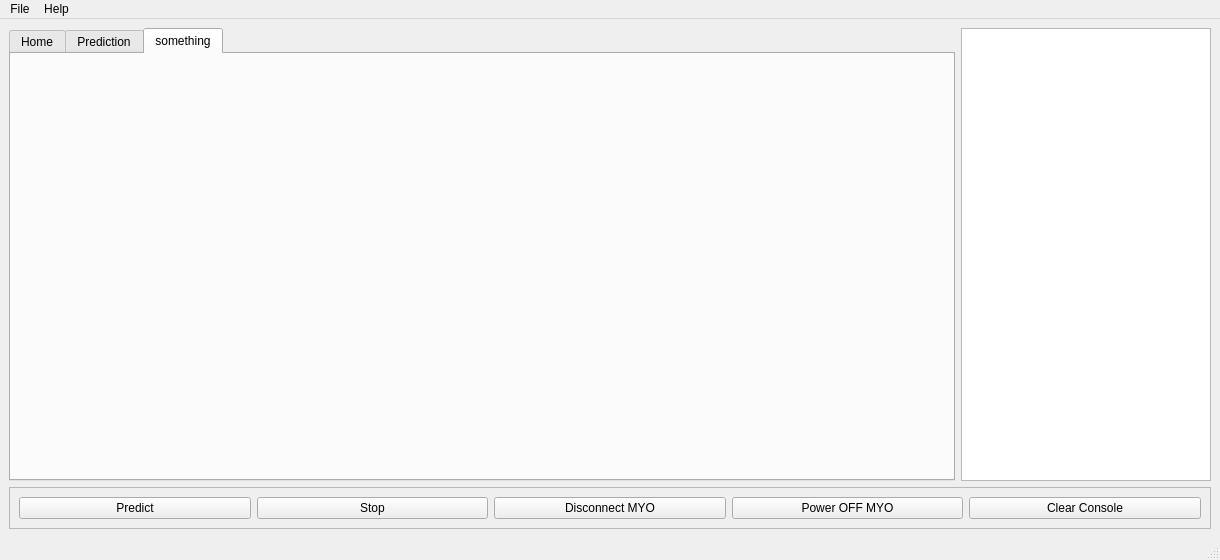
First picture: the form in GP.ui, repository hananabilabd/Computer-Vision-and-Neural-Machine-Interface-for-Upper-Limb-Prostheses, before the edit.
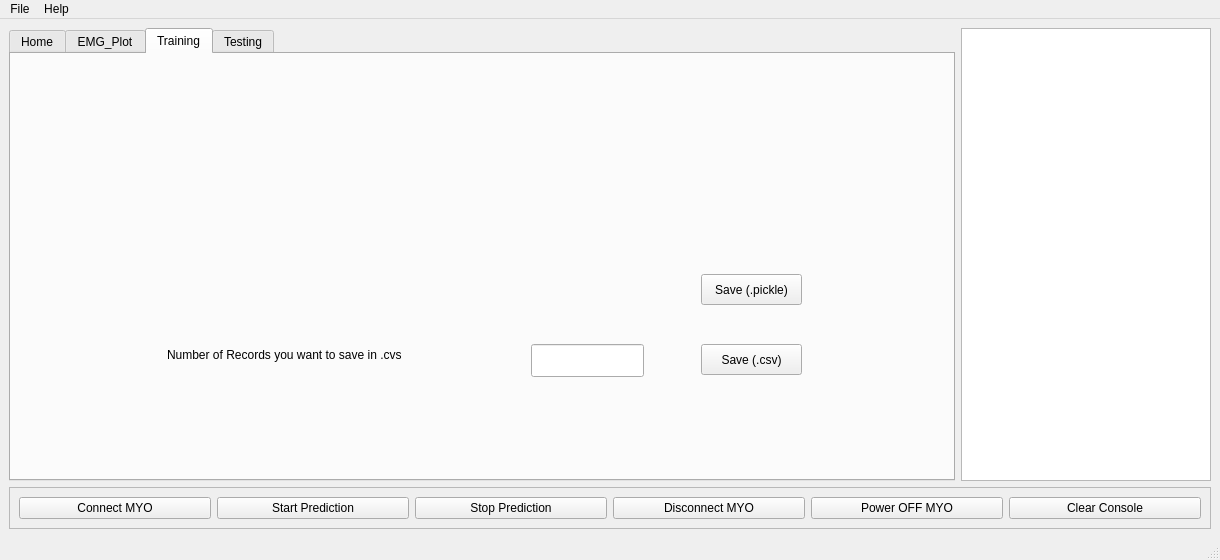
Second picture: the form after the edit. The open tabs and pages were chosen to show the change. Custom widgets are drawn as their Qt base class.

The edit to the form file:
```diff
--- a/GP.ui
+++ b/GP.ui
@@ -195,7 +195,7 @@
           </widget>
           <widget class="QWidget" name="tab_2">
            <attribute name="title">
-            <string>Prediction</string>
+            <string>EMG_Plot</string>
            </attribute>
            <widget class="PlotWidget" name="emgplot">
             <property name="geometry">
@@ -213,7 +213,61 @@
           </widget>
           <widget class="QWidget" name="tab_3">
            <attribute name="title">
-            <string>something</string>
+            <string>Training</string>
+           </attribute>
+           <widget class="QPushButton" name="pushButton_9">
+            <property name="geometry">
+             <rect>
+              <x>690</x>
+              <y>290</y>
+              <width>101</width>
+              <height>31</height>
+             </rect>
+            </property>
+            <property name="text">
+             <string>Save (.csv)</string>
+            </property>
+           </widget>
+           <widget class="QLineEdit" name="lineEdit">
+            <property name="geometry">
+             <rect>
+              <x>520</x>
+              <y>290</y>
+              <width>113</width>
+              <height>33</height>
+             </rect>
+            </property>
+           </widget>
+           <widget class="QLabel" name="label_9">
+            <property name="geometry">
+             <rect>
+              <x>156</x>
+              <y>290</y>
+              <width>321</width>
+              <height>21</height>
+             </rect>
+            </property>
+            <property name="text">
+             <string>Number of Records you want to save in .cvs</string>
+            </property>
+           </widget>
+           <widget class="QPushButton" name="pushButton_10">
+            <property name="geometry">
+             <rect>
+              <x>690</x>
+              <y>220</y>
+              <width>101</width>
+              <height>31</height>
+             </rect>
+            </property>
+            <property name="text">
+             <string>Save (.pickle)</string>
+            </property>
+           </widget>
+          </widget>
+          <widget class="QWidget" name="tab_4">
+           <attribute name="title">
+            <string>Testing</string>
            </attribute>
           </widget>
          </widget>
@@ -242,34 +296,41 @@
          <item>
           <widget class="QPushButton" name="pushButton">
            <property name="text">
-            <string>Predict</string>
+            <string>Connect MYO</string>
            </property>
           </widget>
          </item>
          <item>
           <widget class="QPushButton" name="pushButton_2">
            <property name="text">
-            <string>Stop</string>
+            <string>Start Prediction</string>
            </property>
           </widget>
          </item>
          <item>
           <widget class="QPushButton" name="pushButton_3">
            <property name="text">
-            <string>Disconnect MYO</string>
+            <string>Stop Prediction</string>
            </property>
           </widget>
          </item>
          <item>
           <widget class="QPushButton" name="pushButton_4">
            <property name="text">
-            <string>Power OFF MYO</string>
+            <string>Disconnect MYO</string>
            </property>
           </widget>
          </item>
          <item>
           <widget class="QPushButton" name="pushButton_5">
            <property name="text">
+            <string>Power OFF MYO</string>
+           </property>
+          </widget>
+         </item>
+         <item>
+          <widget class="QPushButton" name="pushButton_6">
+           <property name="text">
             <string>Clear Console</string>
            </property>
           </widget>
```
Left out of the diff: 34 changed lines with no effect on the pictures.
